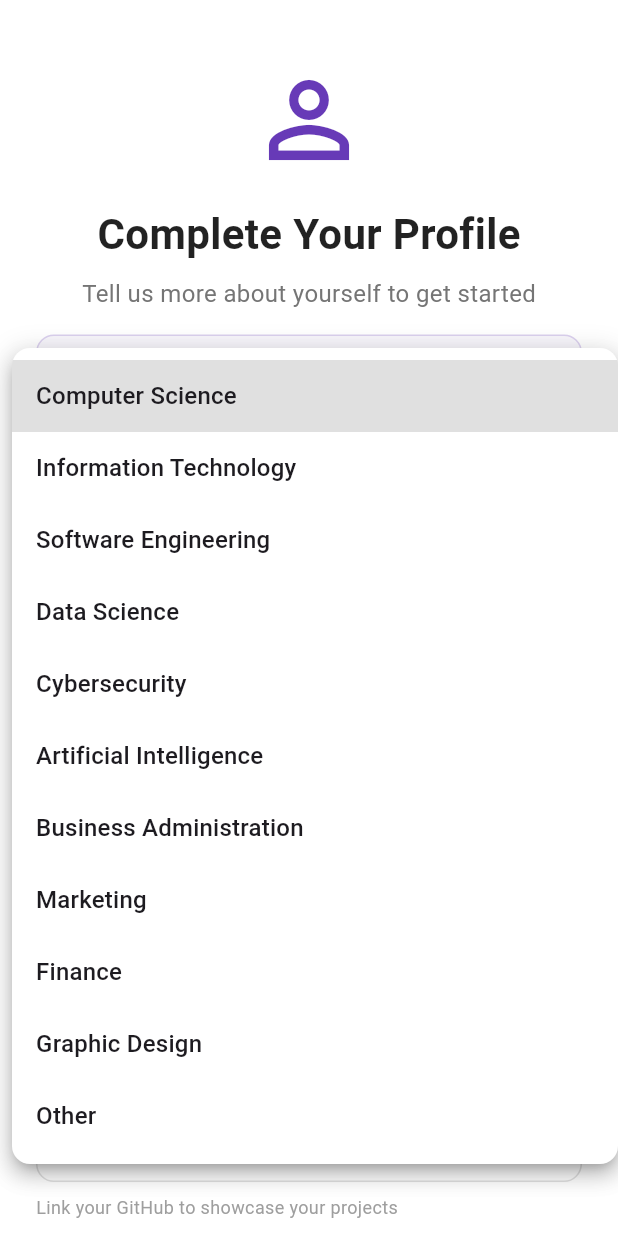
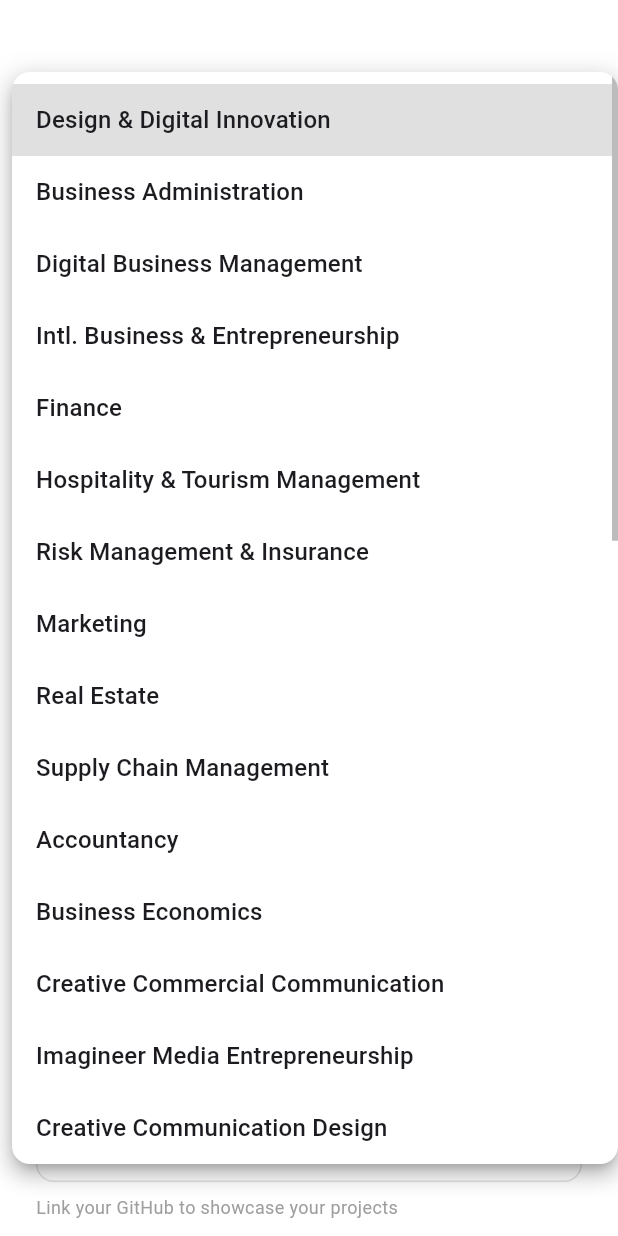
Before and after one commit to SoktyHeng/SkillSync-Flutter, a Flutter app: the screen it shows once a user with an empty profile is signed in, after a tap on "Major", on a phone screen of 412 x 824 dp. Run offline on Flutter 3.47's test engine with Material 3 defaults, Android fonts, the phone set to English and light mode, and no system bars; our stand-ins replace cloud_firestore, device_info_plus, firebase_auth, firebase_core, firebase_messaging, firebase_storage and 6 more; accounts and stored records are empty; statements that could not run were skipped.

Commit message:
fix constant

```diff
--- /dev/null
+++ b/lib/constants/app_data.dart
@@ -0,0 +1,71 @@
+class AppData {
+  static const List<String> majors = [
+    'Design & Digital Innovation',
+    'Business Administration',
+    'Digital Business Management',
+    'Intl. Business & Entrepreneurship',
+    'Finance',
+    'Hospitality & Tourism Management',
+    'Risk Management & Insurance',
+    'Marketing',
+    'Real Estate',
+    'Supply Chain Management',
+    'Accountancy',
+    'Business Economics',
+    'Creative Commercial Communication',
+    'Imagineer Media Entrepreneurship',
+    'Creative Communication Design',
+    'Interior Design',
+    'Product Design',
+    'Lighting Design',
+    'Exhibition Design',
+    'Fashion Design',
+    'Interactive Design',
+    'Design Management',
+    'Architecture',
+    'Interior Architecture',
+    'Multi-Disciplinary Design',
+    'Business English',
+    'Business French',
+    'Business Chinese',
+    'Business Japanese',
+    'English-Chinese Digital Communication',
+    'Music Entrepreneurship',
+    'Computer Science',
+    'Information Technology',
+    'Nursing Science',
+    'Laws (LL.B.)',
+  ];
+
+  static const List<String> years = [
+    'Year 1',
+    'Year 2',
+    'Year 3',
+    'Year 4',
+    'Year 5+',
+    'Graduate',
+  ];
+
+  static const List<String> skills = [
+    'Flutter',
+    'React',
+    'Python',
+    'Java',
+    'JavaScript',
+    'TypeScript',
+    'Node.js',
+    'Swift',
+    'Kotlin',
+    'C++',
+    'Go',
+    'Rust',
+    'SQL',
+    'MongoDB',
+    'Firebase',
+    'AWS',
+    'Docker',
+    'Git',
+    'UI/UX Design',
+    'Machine Learning',
+  ];
+}
--- a/lib/pages/edit_profile.dart
+++ b/lib/pages/edit_profile.dart
@@ -1,5 +1,6 @@
 import 'package:flutter/material.dart';
 import 'package:flutter/services.dart';
+import 'package:skillsync_sp2/constants/app_data.dart';
 import 'package:skillsync_sp2/services/user_service.dart';
 
 class EditProfilePage extends StatefulWidget {
@@ -23,51 +24,9 @@ class _EditProfilePageState extends State<EditProfilePage> {
   String? _selectedYear;
   final List<String> _selectedSkills = [];
 
-  final List<String> _majors = [
-    'Computer Science',
-    'Information Technology',
-    'Software Engineering',
-    'Data Science',
-    'Cybersecurity',
-    'Artificial Intelligence',
-    'Business Administration',
-    'Marketing',
-    'Finance',
-    'Graphic Design',
-    'Other',
-  ];
-
-  final List<String> _years = [
-    'Year 1',
-    'Year 2',
-    'Year 3',
-    'Year 4',
-    'Year 5+',
-    'Graduate',
-  ];
-
-  final List<String> _availableSkills = [
-    'Flutter',
-    'React',
-    'Python',
-    'Java',
-    'JavaScript',
-    'TypeScript',
-    'Node.js',
-    'Swift',
-    'Kotlin',
-    'C++',
-    'Go',
-    'Rust',
-    'SQL',
-    'MongoDB',
-    'Firebase',
-    'AWS',
-    'Docker',
-    'Git',
-    'UI/UX Design',
-    'Machine Learning',
-  ];
+  List<String> get _majors => AppData.majors;
+  List<String> get _years => AppData.years;
+  List<String> get _availableSkills => AppData.skills;
 
   @override
   void initState() {
@@ -540,10 +499,14 @@ class _EditProfilePageState extends State<EditProfilePage> {
                         label: 'Major',
                         icon: Icons.school_outlined,
                       ),
+                      isExpanded: true,
                       items: _majors.map((major) {
                         return DropdownMenuItem(
                           value: major,
-                          child: Text(major),
+                          child: Text(
+                            major,
+                            overflow: TextOverflow.ellipsis,
+                          ),
                         );
                       }).toList(),
                       onChanged: (value) {
--- a/lib/pages/setup_info.dart
+++ b/lib/pages/setup_info.dart
@@ -1,7 +1,8 @@
 import 'package:firebase_auth/firebase_auth.dart';
 import 'package:flutter/material.dart';
 import 'package:flutter/services.dart';
-import 'package:skillsync_sp2/pages/home.dart';
+import 'package:skillsync_sp2/constants/app_data.dart';
+import 'package:skillsync_sp2/pages/navigation_bar.dart';
 import 'package:skillsync_sp2/services/user_service.dart';
 
 class SetupInfoPage extends StatefulWidget {
@@ -24,51 +25,9 @@ class _SetupInfoPageState extends State<SetupInfoPage> {
   String? _selectedYear;
   final List<String> _selectedSkills = [];
 
-  final List<String> _majors = [
-    'Computer Science',
-    'Information Technology',
-    'Software Engineering',
-    'Data Science',
-    'Cybersecurity',
-    'Artificial Intelligence',
-    'Business Administration',
-    'Marketing',
-    'Finance',
-    'Graphic Design',
-    'Other',
-  ];
-
-  final List<String> _years = [
-    'Year 1',
-    'Year 2',
-    'Year 3',
-    'Year 4',
-    'Year 5+',
-    'Graduate',
-  ];
-
-  final List<String> _availableSkills = [
-    'Flutter',
-    'React',
-    'Python',
-    'Java',
-    'JavaScript',
-    'TypeScript',
-    'Node.js',
-    'Swift',
-    'Kotlin',
-    'C++',
-    'Go',
-    'Rust',
-    'SQL',
-    'MongoDB',
-    'Firebase',
-    'AWS',
-    'Docker',
-    'Git',
-    'UI/UX Design',
-    'Machine Learning',
-  ];
+  List<String> get _majors => AppData.majors;
+  List<String> get _years => AppData.years;
+  List<String> get _availableSkills => AppData.skills;
 
   @override
   void dispose() {
@@ -115,11 +74,14 @@ class _SetupInfoPageState extends State<SetupInfoPage> {
         return StatefulBuilder(
           builder: (context, setModalState) {
             final filteredSkills = _availableSkills
-                .where((skill) =>
-                    skill.toLowerCase().contains(searchQuery.toLowerCase()))
+                .where(
+                  (skill) =>
+                      skill.toLowerCase().contains(searchQuery.toLowerCase()),
+                )
                 .toList();
 
-            final bool canAddCustomSkill = searchQuery.trim().isNotEmpty &&
+            final bool canAddCustomSkill =
+                searchQuery.trim().isNotEmpty &&
                 !_availableSkills
                     .map((s) => s.toLowerCase())
                     .contains(searchQuery.trim().toLowerCase()) &&
@@ -260,14 +222,18 @@ class _SetupInfoPageState extends State<SetupInfoPage> {
                             children: [
                               // Show selected custom skills (not in predefined list)
                               ..._selectedSkills
-                                  .where((skill) => !_availableSkills
+                                  .where(
+                                    (skill) => !_availableSkills
                                         .map((s) => s.toLowerCase())
-                                      .contains(skill.toLowerCase()))
-                                  .where((skill) =>
+                                        .contains(skill.toLowerCase()),
+                                  )
+                                  .where(
+                                    (skill) =>
                                         searchQuery.isEmpty ||
-                                      skill
-                                          .toLowerCase()
-                                          .contains(searchQuery.toLowerCase()))
+                                        skill.toLowerCase().contains(
+                                          searchQuery.toLowerCase(),
+                                        ),
+                                  )
                                   .map((skill) {
                                     return FilterChip(
                                       label: Text(skill),
@@ -295,8 +261,9 @@ class _SetupInfoPageState extends State<SetupInfoPage> {
                                   }),
                               // Show filtered predefined skills
                               ...filteredSkills.map((skill) {
-                                final isSelected =
-                                    _selectedSkills.contains(skill);
+                                final isSelected = _selectedSkills.contains(
+                                  skill,
+                                );
                                 return FilterChip(
                                   label: Text(skill),
                                   selected: isSelected,
@@ -411,7 +378,7 @@ class _SetupInfoPageState extends State<SetupInfoPage> {
         _showSnackBar('Profile saved successfully!');
         // Navigate to home page after successful save
         Navigator.of(context).pushReplacement(
-          MaterialPageRoute(builder: (context) => const HomePage()),
+          MaterialPageRoute(builder: (context) => const NavigationPage()),
         );
       }
     } catch (e) {
@@ -551,8 +518,15 @@ class _SetupInfoPageState extends State<SetupInfoPage> {
                     label: 'Major',
                     icon: Icons.school_outlined,
                   ),
+                  isExpanded: true,
                   items: _majors.map((major) {
-                    return DropdownMenuItem(value: major, child: Text(major));
+                    return DropdownMenuItem(
+                      value: major,
+                      child: Text(
+                        major,
+                        overflow: TextOverflow.ellipsis,
+                      ),
+                    );
                   }).toList(),
                   onChanged: (value) {
                     setState(() {
```
Lines whose indentation alone changed are shown as unchanged.
